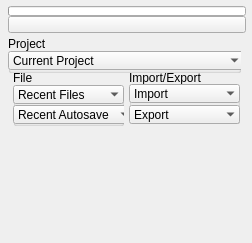
Qt form ui/1_base_menus/2_sub_menus/3_main_menus/file.ui (m3trik/Scripts_portable) before a commit.
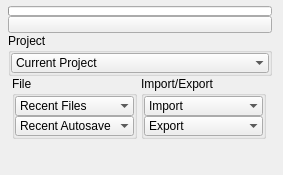
The same form after that commit. Custom widgets are drawn as their Qt base class.

Patch:
```diff
--- a/ui/1_base_menus/2_sub_menus/3_main_menus/file.ui
+++ b/ui/1_base_menus/2_sub_menus/3_main_menus/file.ui
@@ -9,8 +9,8 @@
    <rect>
     <x>0</x>
     <y>0</y>
-    <width>252</width>
-    <height>243</height>
+    <width>283</width>
+    <height>175</height>
    </rect>
   </property>
   <property name="minimumSize">
@@ -43,8 +43,8 @@
      <rect>
       <x>8</x>
       <y>6</y>
-      <width>238</width>
-      <height>201</height>
+      <width>264</width>
+      <height>151</height>
      </rect>
     </property>
     <layout class="QGridLayout" name="gridLayout_2">
@@ -56,80 +56,53 @@
        <item>
         <layout class="QVBoxLayout" name="verticalLayout">
          <property name="spacing">
-          <number>12</number>
+          <number>0</number>
          </property>
          <item>
           <widget class="QGroupBox" name="File">
            <property name="minimumSize">
             <size>
-             <width>111</width>
-             <height>56</height>
+             <width>125</width>
+             <height>0</height>
             </size>
            </property>
            <property name="maximumSize">
             <size>
-             <width>111</width>
+             <width>125</width>
              <height>999</height>
             </size>
            </property>
            <property name="title">
             <string>File</string>
            </property>
-           <widget class="QComboBox_" name="cmb002">
-            <property name="geometry">
-             <rect>
-              <x>0</x>
-              <y>35</y>
-              <width>111</width>
-              <height>19</height>
-             </rect>
+           <layout class="QVBoxLayout" name="verticalLayout_3">
+            <property name="spacing">
+             <number>0</number>
             </property>
-            <property name="minimumSize">
-             <size>
-              <width>111</width>
-              <height>19</height>
-             </size>
+            <property name="leftMargin">
+             <number>0</number>
             </property>
-            <property name="maximumSize">
-             <size>
-              <width>999</width>
-              <height>19</height>
-             </size>
+            <property name="topMargin">
+             <number>0</number>
             </property>
-            <property name="maxVisibleItems">
-             <number>30</number>
+            <property name="rightMargin">
+             <number>0</number>
             </property>
-            <property name="sizeAdjustPolicy">
-             <enum>QComboBox::AdjustToContents</enum>
-            </property>
-            <property name="frame">
-             <bool>false</bool>
+            <property name="bottomMargin">
+             <number>0</number>
             </property>
             <item>
-             <property name="text">
-              <string>Recent Autosave</string>
-             </property>
-            </item>
-           </widget>
            <widget class="QComboBox_" name="cmb000">
-            <property name="geometry">
-             <rect>
-              <x>0</x>
-              <y>15</y>
-              <width>111</width>
-              <height>19</height>
-             </rect>
-            </property>
             <property name="minimumSize">
              <size>
-              <width>111</width>
-              <height>19</height>
+                <width>0</width>
+                <height>20</height>
              </size>
             </property>
             <property name="maximumSize">
              <size>
               <width>999</width>
-              <height>19</height>
+                <height>20</height>
              </size>
             </property>
             <property name="maxVisibleItems">
@@ -147,6 +120,38 @@
              </property>
             </item>
            </widget>
+            </item>
+            <item>
+             <widget class="QComboBox_" name="cmb002">
+              <property name="minimumSize">
+               <size>
+                <width>0</width>
+                <height>20</height>
+               </size>
+              </property>
+              <property name="maximumSize">
+               <size>
+                <width>999</width>
+                <height>20</height>
+               </size>
+              </property>
+              <property name="maxVisibleItems">
+               <number>30</number>
+              </property>
+              <property name="sizeAdjustPolicy">
+               <enum>QComboBox::AdjustToContents</enum>
+              </property>
+              <property name="frame">
+               <bool>false</bool>
+              </property>
+              <item>
+               <property name="text">
+                <string>Recent Autosave</string>
+               </property>
+              </item>
+             </widget>
+            </item>
+           </layout>
           </widget>
          </item>
          <item>
@@ -167,7 +172,7 @@
        <item>
         <layout class="QVBoxLayout" name="verticalLayout_2">
          <property name="spacing">
-          <number>12</number>
+          <number>0</number>
          </property>
          <item>
           <widget class="QGroupBox" name="Import_Export">
@@ -179,74 +184,47 @@
            </property>
            <property name="minimumSize">
             <size>
-             <width>111</width>
-             <height>54</height>
+             <width>125</width>
+             <height>0</height>
             </size>
            </property>
            <property name="maximumSize">
             <size>
-             <width>111</width>
+             <width>125</width>
              <height>999</height>
             </size>
            </property>
            <property name="title">
             <string>Import/Export</string>
            </property>
-           <widget class="QComboBox_" name="cmb004">
-            <property name="geometry">
-             <rect>
-              <x>0</x>
-              <y>35</y>
-              <width>111</width>
-              <height>19</height>
-             </rect>
+           <layout class="QVBoxLayout" name="verticalLayout_4">
+            <property name="spacing">
+             <number>0</number>
             </property>
-            <property name="minimumSize">
-             <size>
-              <width>111</width>
-              <height>19</height>
-             </size>
+            <property name="leftMargin">
+             <number>0</number>
             </property>
-            <property name="maximumSize">
-             <size>
-              <width>999</width>
-              <height>19</height>
-             </size>
+            <property name="topMargin">
+             <number>0</number>
             </property>
-            <property name="maxVisibleItems">
-             <number>30</number>
+            <property name="rightMargin">
+             <number>0</number>
             </property>
-            <property name="sizeAdjustPolicy">
-             <enum>QComboBox::AdjustToContents</enum>
-            </property>
-            <property name="frame">
-             <bool>false</bool>
+            <property name="bottomMargin">
+             <number>0</number>
             </property>
             <item>
-             <property name="text">
-              <string>Export</string>
-             </property>
-            </item>
-           </widget>
            <widget class="QComboBox_" name="cmb003">
-            <property name="geometry">
-             <rect>
-              <x>0</x>
-              <y>14</y>
-              <width>111</width>
-              <height>19</height>
-             </rect>
-            </property>
             <property name="minimumSize">
              <size>
-              <width>111</width>
-              <height>19</height>
+                <width>0</width>
+                <height>20</height>
              </size>
             </property>
             <property name="maximumSize">
              <size>
               <width>999</width>
-              <height>19</height>
+                <height>20</height>
              </size>
             </property>
             <property name="maxVisibleItems">
@@ -264,8 +242,38 @@
              </property>
             </item>
            </widget>
-           <zorder>cmb003</zorder>
-           <zorder>cmb004</zorder>
+            </item>
+            <item>
+             <widget class="QComboBox_" name="cmb004">
+              <property name="minimumSize">
+               <size>
+                <width>0</width>
+                <height>20</height>
+               </size>
+              </property>
+              <property name="maximumSize">
+               <size>
+                <width>999</width>
+                <height>20</height>
+               </size>
+              </property>
+              <property name="maxVisibleItems">
+               <number>30</number>
+              </property>
+              <property name="sizeAdjustPolicy">
+               <enum>QComboBox::AdjustToContents</enum>
+              </property>
+              <property name="frame">
+               <bool>false</bool>
+              </property>
+              <item>
+               <property name="text">
+                <string>Export</string>
+               </property>
+              </item>
+             </widget>
+            </item>
+           </layout>
           </widget>
          </item>
          <item>
@@ -343,37 +351,46 @@
        <property name="minimumSize">
         <size>
          <width>0</width>
-         <height>37</height>
+         <height>0</height>
         </size>
        </property>
        <property name="maximumSize">
         <size>
-         <width>233</width>
-         <height>30</height>
+         <width>999</width>
+         <height>999</height>
         </size>
        </property>
        <property name="title">
         <string>Project</string>
        </property>
+       <layout class="QVBoxLayout" name="verticalLayout_5">
+        <property name="spacing">
+         <number>0</number>
+        </property>
+        <property name="leftMargin">
+         <number>0</number>
+        </property>
+        <property name="topMargin">
+         <number>0</number>
+        </property>
+        <property name="rightMargin">
+         <number>0</number>
+        </property>
+        <property name="bottomMargin">
+         <number>0</number>
+        </property>
+        <item>
        <widget class="QComboBox_" name="cmb006">
-        <property name="geometry">
-         <rect>
-          <x>0</x>
-          <y>15</y>
-          <width>236</width>
-          <height>19</height>
-         </rect>
-        </property>
         <property name="minimumSize">
          <size>
-          <width>231</width>
-          <height>19</height>
+            <width>0</width>
+            <height>20</height>
          </size>
         </property>
         <property name="maximumSize">
          <size>
           <width>999</width>
-          <height>19</height>
+            <height>20</height>
          </size>
         </property>
         <property name="maxVisibleItems">
@@ -391,6 +408,8 @@
          </property>
         </item>
        </widget>
+        </item>
+       </layout>
       </widget>
      </item>
     </layout>
```
Lines whose indentation alone changed are shown as unchanged.
